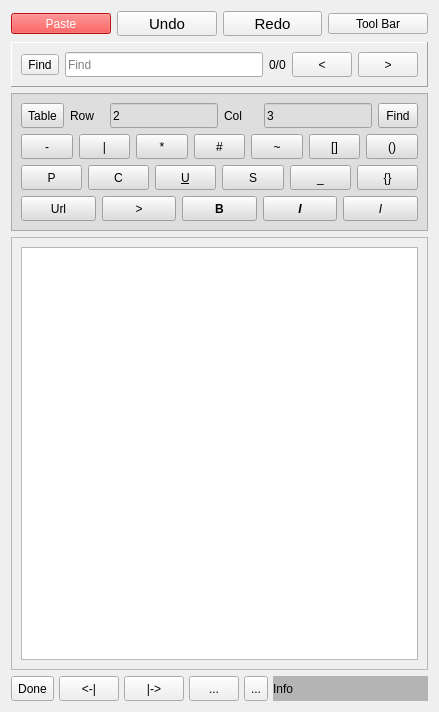
Qt form src/Notes.ui (ic005k/Knot-Legacy) before a commit.
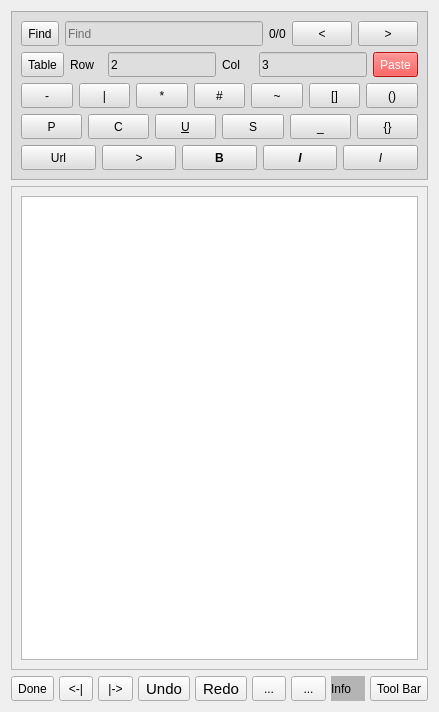
The same form after that commit. Icons and pictures are not drawn.

Patch:
```diff
--- a/src/Notes.ui
+++ b/src/Notes.ui
@@ -15,171 +15,33 @@
   </property>
   <layout class="QVBoxLayout" name="verticalLayout_2">
    <item>
-    <layout class="QHBoxLayout" name="horizontalLayout_7">
-     <item>
-      <widget class="QToolButton" name="btnPaste">
-       <property name="sizePolicy">
-        <sizepolicy hsizetype="Preferred" vsizetype="Fixed">
-         <horstretch>0</horstretch>
-         <verstretch>0</verstretch>
-        </sizepolicy>
-       </property>
-       <property name="minimumSize">
-        <size>
-         <width>0</width>
-         <height>0</height>
-        </size>
-       </property>
-       <property name="maximumSize">
-        <size>
-         <width>16777215</width>
-         <height>16777215</height>
-        </size>
-       </property>
-       <property name="styleSheet">
-        <string notr="true">background-color: rgb(255, 25, 25);
-color: rgb(255, 255, 255);</string>
-       </property>
-       <property name="text">
-        <string>Paste</string>
-       </property>
-       <property name="toolButtonStyle">
-        <enum>Qt::ToolButtonTextOnly</enum>
-       </property>
-      </widget>
-     </item>
-     <item>
-      <widget class="QToolButton" name="btnUndo">
-       <property name="sizePolicy">
-        <sizepolicy hsizetype="Preferred" vsizetype="Preferred">
-         <horstretch>0</horstretch>
-         <verstretch>0</verstretch>
-        </sizepolicy>
-       </property>
-       <property name="minimumSize">
-        <size>
-         <width>0</width>
-         <height>0</height>
-        </size>
-       </property>
-       <property name="maximumSize">
-        <size>
-         <width>16777215</width>
-         <height>16777215</height>
-        </size>
-       </property>
-       <property name="font">
-        <font>
-         <pointsize>11</pointsize>
-        </font>
-       </property>
-       <property name="text">
-        <string>Undo</string>
-       </property>
-       <property name="icon">
-        <iconset resource="../res.qrc">
-         <normaloff>:/res/undo.png</normaloff>:/res/undo.png</iconset>
-       </property>
-       <property name="iconSize">
-        <size>
-         <width>18</width>
-         <height>18</height>
-        </size>
-       </property>
-       <property name="toolButtonStyle">
-        <enum>Qt::ToolButtonIconOnly</enum>
-       </property>
-      </widget>
-     </item>
-     <item>
-      <widget class="QToolButton" name="btnRedo">
-       <property name="sizePolicy">
-        <sizepolicy hsizetype="Preferred" vsizetype="Preferred">
-         <horstretch>0</horstretch>
-         <verstretch>0</verstretch>
-        </sizepolicy>
-       </property>
-       <property name="minimumSize">
-        <size>
-         <width>0</width>
-         <height>0</height>
-        </size>
-       </property>
-       <property name="maximumSize">
-        <size>
-         <width>16777215</width>
-         <height>16777215</height>
-        </size>
-       </property>
-       <property name="font">
-        <font>
-         <pointsize>11</pointsize>
-        </font>
-       </property>
-       <property name="text">
-        <string>Redo</string>
-       </property>
-       <property name="icon">
-        <iconset resource="../res.qrc">
-         <normaloff>:/res/redo.png</normaloff>:/res/redo.png</iconset>
-       </property>
-       <property name="iconSize">
-        <size>
-         <width>18</width>
-         <height>18</height>
-        </size>
-       </property>
-       <property name="toolButtonStyle">
-        <enum>Qt::ToolButtonIconOnly</enum>
-       </property>
-      </widget>
-     </item>
-     <item>
-      <widget class="QToolButton" name="btnShowTools">
-       <property name="sizePolicy">
-        <sizepolicy hsizetype="Preferred" vsizetype="Fixed">
-         <horstretch>0</horstretch>
-         <verstretch>0</verstretch>
-        </sizepolicy>
-       </property>
-       <property name="text">
-        <string>Tool Bar</string>
-       </property>
-      </widget>
-     </item>
-    </layout>
-   </item>
-   <item>
-    <widget class="QFrame" name="f_Find">
-     <property name="sizePolicy">
-      <sizepolicy hsizetype="Preferred" vsizetype="Preferred">
-       <horstretch>0</horstretch>
-       <verstretch>0</verstretch>
-      </sizepolicy>
-     </property>
+    <widget class="QFrame" name="f_ToolBar">
      <property name="minimumSize">
       <size>
        <width>0</width>
        <height>0</height>
       </size>
      </property>
-     <property name="maximumSize">
-      <size>
-       <width>16777215</width>
-       <height>16777215</height>
-      </size>
+     <property name="styleSheet">
+      <string notr="true">background-color: rgb(222, 222, 222);</string>
      </property>
      <property name="frameShape">
-      <enum>QFrame::Panel</enum>
+      <enum>QFrame::StyledPanel</enum>
      </property>
      <property name="frameShadow">
       <enum>QFrame::Raised</enum>
      </property>
-     <layout class="QVBoxLayout" name="verticalLayout_3">
+     <layout class="QVBoxLayout" name="verticalLayout">
       <item>
        <layout class="QHBoxLayout" name="horizontalLayout_8">
         <item>
          <widget class="QToolButton" name="btnFind">
+          <property name="maximumSize">
+           <size>
+            <width>16777215</width>
+            <height>25</height>
+           </size>
+          </property>
           <property name="text">
            <string>Find</string>
           </property>
@@ -196,7 +58,7 @@
           <property name="maximumSize">
            <size>
             <width>16777215</width>
-            <height>16777215</height>
+            <height>25</height>
            </size>
           </property>
           <property name="placeholderText">
@@ -209,6 +71,12 @@
         </item>
         <item>
          <widget class="QLabel" name="lblCount">
+          <property name="maximumSize">
+           <size>
+            <width>16777215</width>
+            <height>25</height>
+           </size>
+          </property>
           <property name="text">
            <string>0/0</string>
           </property>
@@ -225,7 +93,7 @@
           <property name="maximumSize">
            <size>
             <width>60</width>
-            <height>16777215</height>
+            <height>25</height>
            </size>
           </property>
           <property name="text">
@@ -247,7 +115,7 @@
           <property name="maximumSize">
            <size>
             <width>60</width>
-            <height>16777215</height>
+            <height>25</height>
            </size>
           </property>
           <property name="text">
@@ -257,27 +125,6 @@
         </item>
        </layout>
       </item>
-     </layout>
-    </widget>
-   </item>
-   <item>
-    <widget class="QFrame" name="f_ToolBar">
-     <property name="minimumSize">
-      <size>
-       <width>0</width>
-       <height>0</height>
-      </size>
-     </property>
-     <property name="styleSheet">
-      <string notr="true">background-color: rgb(222, 222, 222);</string>
-     </property>
-     <property name="frameShape">
-      <enum>QFrame::StyledPanel</enum>
-     </property>
-     <property name="frameShadow">
-      <enum>QFrame::Raised</enum>
-     </property>
-     <layout class="QVBoxLayout" name="verticalLayout">
       <item>
        <layout class="QHBoxLayout" name="horizontalLayout_3">
         <item>
@@ -415,11 +262,17 @@
          </widget>
         </item>
         <item>
-         <widget class="QToolButton" name="btnShowFind">
+         <widget class="QToolButton" name="btnPaste">
+          <property name="sizePolicy">
+           <sizepolicy hsizetype="Preferred" vsizetype="Fixed">
+            <horstretch>0</horstretch>
+            <verstretch>0</verstretch>
+           </sizepolicy>
+          </property>
           <property name="minimumSize">
            <size>
-            <width>40</width>
-            <height>25</height>
+            <width>0</width>
+            <height>0</height>
            </size>
           </property>
           <property name="maximumSize">
@@ -428,17 +281,15 @@
             <height>25</height>
            </size>
           </property>
+          <property name="styleSheet">
+           <string notr="true">background-color: rgb(255, 25, 25);
+color: rgb(255, 255, 255);</string>
+          </property>
           <property name="text">
-           <string>Find</string>
+           <string>Paste</string>
           </property>
-          <property name="iconSize">
-           <size>
-            <width>16</width>
-            <height>16</height>
-           </size>
-          </property>
-          <property name="shortcut">
-           <string>Ctrl+F</string>
+          <property name="toolButtonStyle">
+           <enum>Qt::ToolButtonTextOnly</enum>
           </property>
          </widget>
         </item>
@@ -1058,16 +909,22 @@
      </item>
      <item>
       <widget class="QToolButton" name="btnLeft">
+       <property name="sizePolicy">
+        <sizepolicy hsizetype="Preferred" vsizetype="Preferred">
+         <horstretch>0</horstretch>
+         <verstretch>0</verstretch>
+        </sizepolicy>
+       </property>
        <property name="minimumSize">
         <size>
-         <width>60</width>
-         <height>25</height>
+         <width>0</width>
+         <height>0</height>
         </size>
        </property>
        <property name="maximumSize">
         <size>
-         <width>60</width>
-         <height>28</height>
+         <width>16777215</width>
+         <height>16777215</height>
         </size>
        </property>
        <property name="text">
@@ -1087,16 +944,22 @@
      </item>
      <item>
       <widget class="QToolButton" name="btnRight">
+       <property name="sizePolicy">
+        <sizepolicy hsizetype="Preferred" vsizetype="Preferred">
+         <horstretch>0</horstretch>
+         <verstretch>0</verstretch>
+        </sizepolicy>
+       </property>
        <property name="minimumSize">
         <size>
-         <width>60</width>
-         <height>25</height>
+         <width>0</width>
+         <height>0</height>
         </size>
        </property>
        <property name="maximumSize">
         <size>
-         <width>60</width>
-         <height>28</height>
+         <width>16777215</width>
+         <height>16777215</height>
         </size>
        </property>
        <property name="text">
@@ -1114,18 +977,110 @@
        </property>
       </widget>
      </item>
+     <item>
+      <widget class="QToolButton" name="btnUndo">
+       <property name="sizePolicy">
+        <sizepolicy hsizetype="Preferred" vsizetype="Preferred">
+         <horstretch>0</horstretch>
+         <verstretch>0</verstretch>
+        </sizepolicy>
+       </property>
+       <property name="minimumSize">
+        <size>
+         <width>0</width>
+         <height>0</height>
+        </size>
+       </property>
+       <property name="maximumSize">
+        <size>
+         <width>16777215</width>
+         <height>16777215</height>
+        </size>
+       </property>
+       <property name="font">
+        <font>
+         <pointsize>11</pointsize>
+        </font>
+       </property>
+       <property name="text">
+        <string>Undo</string>
+       </property>
+       <property name="icon">
+        <iconset resource="../res.qrc">
+         <normaloff>:/res/undo.png</normaloff>:/res/undo.png</iconset>
+       </property>
+       <property name="iconSize">
+        <size>
+         <width>25</width>
+         <height>25</height>
+        </size>
+       </property>
+       <property name="toolButtonStyle">
+        <enum>Qt::ToolButtonIconOnly</enum>
+       </property>
+      </widget>
+     </item>
+     <item>
+      <widget class="QToolButton" name="btnRedo">
+       <property name="sizePolicy">
+        <sizepolicy hsizetype="Preferred" vsizetype="Preferred">
+         <horstretch>0</horstretch>
+         <verstretch>0</verstretch>
+        </sizepolicy>
+       </property>
+       <property name="minimumSize">
+        <size>
+         <width>0</width>
+         <height>0</height>
+        </size>
+       </property>
+       <property name="maximumSize">
+        <size>
+         <width>16777215</width>
+         <height>16777215</height>
+        </size>
+       </property>
+       <property name="font">
+        <font>
+         <pointsize>11</pointsize>
+        </font>
+       </property>
+       <property name="text">
+        <string>Redo</string>
+       </property>
+       <property name="icon">
+        <iconset resource="../res.qrc">
+         <normaloff>:/res/redo.png</normaloff>:/res/redo.png</iconset>
+       </property>
+       <property name="iconSize">
+        <size>
+         <width>25</width>
+         <height>25</height>
+        </size>
+       </property>
+       <property name="toolButtonStyle">
+        <enum>Qt::ToolButtonIconOnly</enum>
+       </property>
+      </widget>
+     </item>
      <item>
       <widget class="QToolButton" name="btnGetShare">
+       <property name="sizePolicy">
+        <sizepolicy hsizetype="Preferred" vsizetype="Preferred">
+         <horstretch>0</horstretch>
+         <verstretch>0</verstretch>
+        </sizepolicy>
+       </property>
        <property name="minimumSize">
         <size>
-         <width>50</width>
-         <height>25</height>
+         <width>0</width>
+         <height>0</height>
         </size>
        </property>
        <property name="maximumSize">
         <size>
          <width>16777215</width>
-         <height>28</height>
+         <height>16777215</height>
         </size>
        </property>
        <property name="text">
@@ -1135,10 +1090,16 @@
      </item>
      <item>
       <widget class="QToolButton" name="btnHideKey">
+       <property name="sizePolicy">
+        <sizepolicy hsizetype="Preferred" vsizetype="Preferred">
+         <horstretch>0</horstretch>
+         <verstretch>0</verstretch>
+        </sizepolicy>
+       </property>
        <property name="minimumSize">
         <size>
          <width>0</width>
-         <height>25</height>
+         <height>0</height>
         </size>
        </property>
        <property name="text">
@@ -1160,14 +1121,14 @@
       <widget class="QLabel" name="lblInfo">
        <property name="minimumSize">
         <size>
-         <width>50</width>
+         <width>0</width>
          <height>0</height>
         </size>
        </property>
        <property name="maximumSize">
         <size>
          <width>16777215</width>
-         <height>28</height>
+         <height>16777215</height>
         </size>
        </property>
        <property name="styleSheet">
@@ -1179,6 +1140,29 @@
        </property>
       </widget>
      </item>
+     <item>
+      <widget class="QToolButton" name="btnShowTools">
+       <property name="sizePolicy">
+        <sizepolicy hsizetype="Preferred" vsizetype="Preferred">
+         <horstretch>0</horstretch>
+         <verstretch>0</verstretch>
+        </sizepolicy>
+       </property>
+       <property name="text">
+        <string>Tool Bar</string>
+       </property>
+       <property name="icon">
+        <iconset resource="../res.qrc">
+         <normaloff>:/res/tools.svg</normaloff>:/res/tools.svg</iconset>
+       </property>
+       <property name="iconSize">
+        <size>
+         <width>25</width>
+         <height>25</height>
+        </size>
+       </property>
+      </widget>
+     </item>
     </layout>
    </item>
   </layout>
```
Left out of the diff: 4 changed lines with no effect on the pictures.
